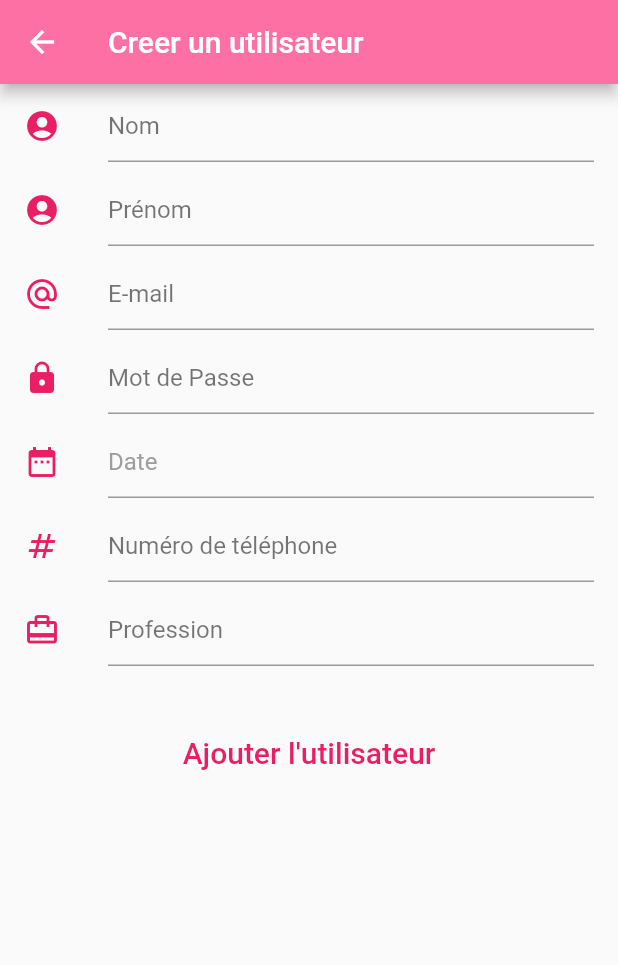
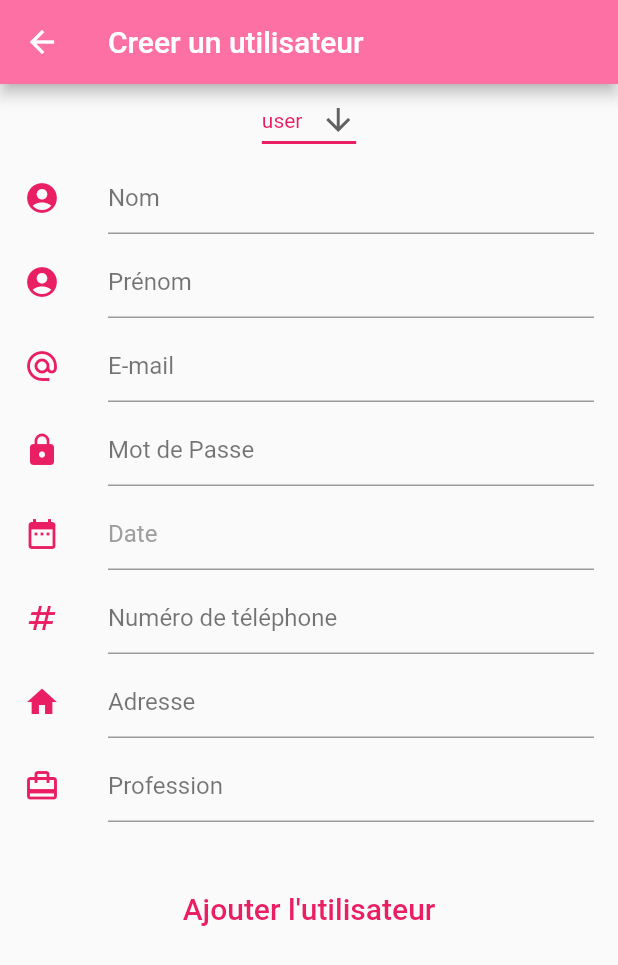
Before and after one commit to ProjetAnnuel-Jobserve/app_flutter, a Flutter app: the add_user screen opened directly with empty values, on a phone screen of 412 x 824 dp. Shown: the top 965 px of the screen. Run offline on Flutter 3.47's test engine with Material 2 defaults, Android fonts, the phone set to English and light mode, and no system bars; our stand-ins replace device_info_plus, firebase_auth, firebase_core, page_transition, permission_handler, shared_preferences and 1 more; missing offline and left inert: connectycube_flutter_call_kit, connectycube_sdk, flutter_background, platform_device_id, side_navigation, web_browser_detect; accounts and stored records are empty; network calls fail; statements that could not run were skipped.

Commit message:
Modif/Ajout user et entreprise

```diff
--- a/lib/screens/users/add_user.dart
+++ b/lib/screens/users/add_user.dart
@@ -2,12 +2,23 @@ import 'package:flutter/material.dart';
 import 'package:intl/intl.dart';
 import 'package:jobserve_ref/services/user_service.dart';
 
-class add_user extends StatelessWidget {
+import '../../utils/shared_preferences.dart';
+
+class add_user extends StatefulWidget {
   final String idCompany;
 
   const add_user({Key? key, required this.idCompany}) : super(key: key);
 
+
   @override
+  State<add_user> createState() => _add_userState();
+}
+
+class _add_userState extends State<add_user> {
+  @override
+
+  String dropdownValue = 'user';
+
   Widget build(BuildContext context) {
     final _formKey = GlobalKey<FormState>();
     final lastnameController = TextEditingController();
@@ -16,11 +27,14 @@ class add_user extends StatelessWidget {
     final passwordController = TextEditingController();
     final birthDateController = TextEditingController();
     final numberController = TextEditingController();
+    final addressController = TextEditingController();
     final jobController = TextEditingController();
+
+
 
     return Scaffold(
       appBar: AppBar(
-        title: Text("Creer un utilisateur $idCompany"),
+        title: Text("Creer un utilisateur "),
       ),
       body: Container(
         child: Form(
@@ -32,6 +46,28 @@ class add_user extends StatelessWidget {
                   height: 450,
                   child: Column(
                     children: [
+                      DropdownButton<String>(
+                        value: dropdownValue,
+                        icon: const Icon(Icons.arrow_downward),
+                        elevation: 16,
+                        style: const TextStyle(color: Colors.pink),
+                        underline: Container(
+                          height: 2,
+                          color: Colors.pink,
+                        ),
+                        onChanged: (String? newValue) {
+                          setState(() {
+                            dropdownValue = newValue!;
+                          });
+                        },
+                        items: <String>['user', 'modo', 'admin']
+                            .map<DropdownMenuItem<String>>((String value) {
+                          return DropdownMenuItem<String>(
+                            value: value,
+                            child: Text(value),
+                          );
+                        }).toList(),
+                      ),
                   ListTile(
                   leading: Icon(
                   Icons.account_circle,
@@ -210,6 +246,32 @@ class add_user extends StatelessWidget {
                 ),
                 ListTile(
                   leading: Icon(
+                    Icons.home,
+                    color: Colors.pink,
+                  ),
+                  title: TextFormField(
+                    validator: (value) {
+                      if (value == null || value.isEmpty) {
+                        return 'error';
+                      }
+                      return null;
+                    },
+                    decoration: InputDecoration(
+                      hintText: 'Adresse',
+                      hintStyle: TextStyle(color: Colors.black54),
+                      errorStyle: TextStyle(
+                        fontSize: 0,
+                      ),
+                      focusedBorder: UnderlineInputBorder(
+                        borderSide: BorderSide(color: Colors.pink),
+                      ),
+                    ),
+                    controller: addressController,
+                    style: TextStyle(color: Colors.pink),
+                  ),
+                ),
+                ListTile(
+                  leading: Icon(
                     Icons.wallet_travel,
                     color: Colors.pink,
                   ),
@@ -239,15 +301,12 @@ class add_user extends StatelessWidget {
                 height: 30,
               ),
               TextButton(
-                        onPressed: () => {
+                onPressed: () =>
+                {
                   if (_formKey.currentState!.validate())
                     {
-                              UserServices.add_user(firstnameController.text,lastnameController.text,birthDateController.text,"Marseille",mailController.text,numberController.text,jobController.text,"user","a",idCompany)
-
-                              // _register(context, lastnameController.text, firstnameController.text, mailController.text, passwordController.text, birthDateController.text,
-                              // numberController.text, jobController.text,
-
-
+                     // print("dropdown value = $dropdownValue")
+                      UserServices.add_user(firstnameController.text,lastnameController.text,birthDateController.text,addressController.text,mailController.text,numberController.text,jobController.text,dropdownValue,"a",UserSharedPreferences.getValue('idCompany')!)
                     }
                   else
                     {
@@ -269,10 +328,47 @@ class add_user extends StatelessWidget {
         ),
       )
       ],
-          ),
-        ),
-      ),
+    ),)
+    ,
+    )
+    ,
     );
   }
+}
 
+class typeUser extends StatefulWidget {
+  const typeUser({Key? key}) : super(key: key);
+
+  @override
+  State<typeUser> createState() => _typeUserState();
 }
+
+class _typeUserState extends State<typeUser> {
+  String dropdownValue = 'user';
+
+  @override
+  Widget build(BuildContext context) {
+    return DropdownButton<String>(
+      value: dropdownValue,
+      icon: const Icon(Icons.arrow_downward),
+      elevation: 16,
+      style: const TextStyle(color: Colors.pink),
+      underline: Container(
+        height: 2,
+        color: Colors.pink,
+      ),
+      onChanged: (String? newValue) {
+        setState(() {
+          dropdownValue = newValue!;
+        });
+      },
+      items: <String>['user', 'modo', 'admin']
+          .map<DropdownMenuItem<String>>((String value) {
+        return DropdownMenuItem<String>(
+          value: value,
+          child: Text(value),
+        );
+      }).toList(),
+    );
+  }
+}
--- a/lib/services/company_service.dart
+++ b/lib/services/company_service.dart
@@ -24,7 +24,8 @@ class CompanyServices {
     print("tesifeoof");
     print("${idCompany}");
     final response = await http.get(
-      Uri.parse("https://jobserve-moc.herokuapp.com/users-firebase/${idCompany}"),
+      //Uri.parse("https://jobserve-moc.herokuapp.com/users-firebase/${idCompany}"),
+        Uri.parse("https://jobserve-moc.herokuapp.com/companys/${idCompany}"),
     );
 
 
--- a/lib/widget/company/company_future.dart
+++ b/lib/widget/company/company_future.dart
@@ -35,6 +35,7 @@ class CompanyFuture extends StatelessWidget {
                     }
                     if (snapshot.hasData) {
                       final Company company = snapshot.data;
+                      print("condition ok, data ok ");
                       return CompanyItem(company: company);
                     } else {
                       return Center(
--- a/lib/widget/company/company_item.dart
+++ b/lib/widget/company/company_item.dart
@@ -3,7 +3,9 @@ import 'package:jobserve_ref/models/company.dart';
 
 
 class CompanyItem extends StatefulWidget {
+
   const CompanyItem({Key? key, required this.company}) : super(key: key);
+
   final Company company;
 
   @override
@@ -14,8 +16,8 @@ class _CompanyItemState extends State<CompanyItem> {
 
   @override
   Widget build(BuildContext context) {
-    return Scaffold(
-      body: Container(
+    return SizedBox(
+      child: Container(
         child:
            Center(
              child: Column(
```
Also changed, not shown: lib/services/user_service.dart (+6 -6 lines), lib/widget/user/user_detail.dart (+50 -7 lines), lib/widget/user/user_list.dart (+28 -2 lines). Lines whose indentation alone changed are shown as unchanged.
